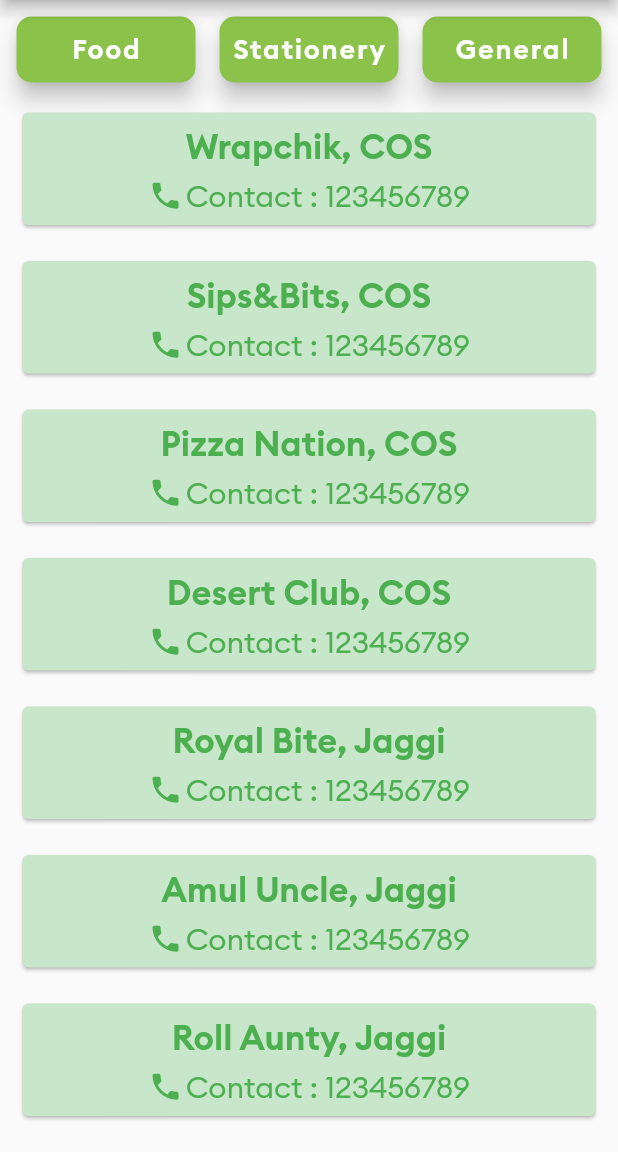
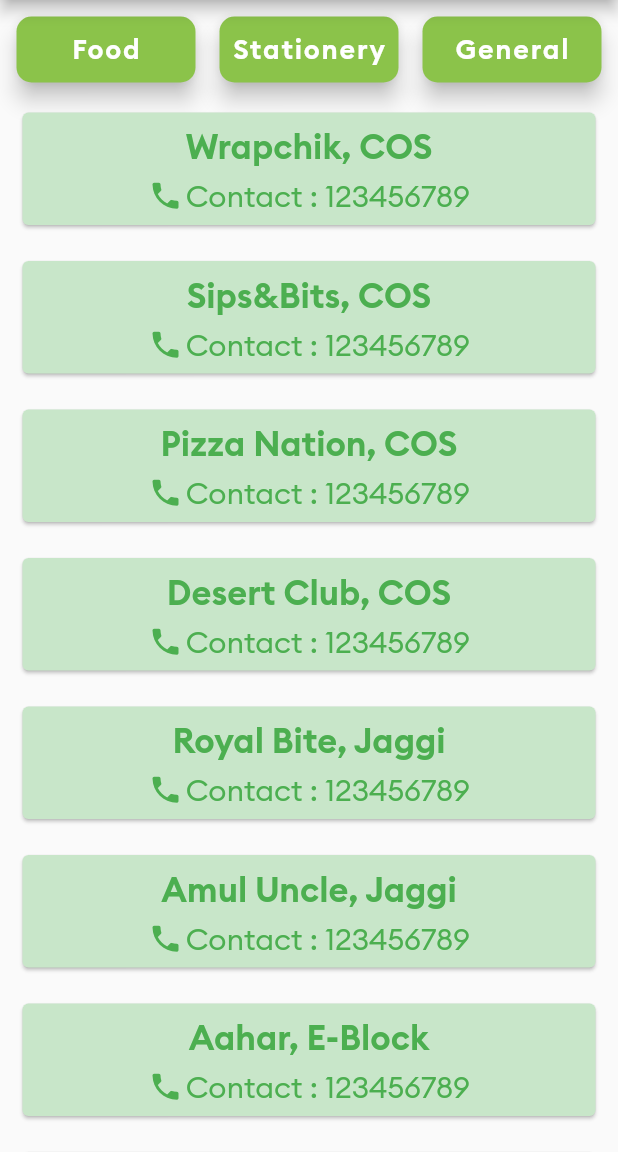
Before and after one commit to deepankarvarma/College--Saathi, a Flutter app: the Food screen opened directly, on a phone screen of 412 x 824 dp, the part 84-1236 px from its top. Run offline on Flutter 3.47's test engine with Material 2 defaults, Android fonts, the phone set to English and light mode, and no system bars; our stand-ins replace flutter_image_slideshow.

Commit message:
Add files via upload

```diff
--- a/lib/screens/v_food.dart
+++ b/lib/screens/v_food.dart
@@ -1,7 +1,8 @@
 import 'package:college_saathi/screens/imp_contact.dart';
+import 'package:college_saathi/screens/v_sta.dart';
 import 'package:flutter/material.dart';
-// import 'package:college_saathi/screens/v_gen.dart';
-// import 'package:college_saathi/screens/v_sta.dart';
+import 'package:college_saathi/screens/v_gen.dart';
+import 'package:college_saathi/screens/v_sta.dart';
 
 class Food extends StatelessWidget {
   const Food({Key? key}) : super(key: key);
@@ -45,7 +46,7 @@ class Food extends StatelessWidget {
                       width: 125.0,
                       child: FloatingActionButton(
                         backgroundColor:Colors.lightGreen,
-                        onPressed: () {Navigator.push(context,MaterialPageRoute(builder: (context) =>const Imp_Contact()));},
+                        onPressed: () {Navigator.push(context,MaterialPageRoute(builder: (context) =>const Stationary()));},
                         shape: RoundedRectangleBorder(borderRadius: BorderRadius.circular(10)),
                         child:const Text(
                           'Stationery',
@@ -61,7 +62,7 @@ class Food extends StatelessWidget {
                       width: 125.0,
                       child:FloatingActionButton(
                         backgroundColor:Colors.lightGreen,
-                        onPressed: () {Navigator.push(context,MaterialPageRoute(builder: (context) => const Imp_Contact()));},
+                        onPressed: () {Navigator.push(context,MaterialPageRoute(builder: (context) => const General()));},
                         shape: RoundedRectangleBorder(borderRadius: BorderRadius.circular(10)),
                         child:const Text(
                           'General',
@@ -72,7 +73,6 @@ class Food extends StatelessWidget {
                  ),
                ],
               ),
-
 
             Column(
               children:  <Widget>[
@@ -310,6 +310,42 @@ class Food extends StatelessWidget {
                             const Padding(
                               padding: EdgeInsets.fromLTRB(6, 8, 6, 4),
                               child: Text(
+                                'Aahar, E-Block',
+                                style: TextStyle(fontFamily: 'Brand-Bold',fontSize: 23.0,color: Colors.green),
+                                ),
+                            ),
+                            const SizedBox(height: 2,),
+                            Row(
+                              mainAxisAlignment: MainAxisAlignment.center,
+                              children:const <Widget> [
+                                    Icon(Icons.phone ,color: Colors.green,size: 23.0,),
+                                    SizedBox(width: 2.0,),
+                              Text(
+                                'Contact :',
+                                style: TextStyle(fontFamily: 'Brand-Regular',fontSize: 20.0,color: Colors.green),
+                              ),
+                              Text(
+                                ' 123456789',
+                                style: TextStyle(fontFamily: 'Brand-Regular',fontSize: 20.0,color: Colors.green),
+                              ),
+                            ],
+                            ),
+                          ],
+                        ),
+                      ),
+                    ),
+                ),  Padding(
+                    padding:const EdgeInsets.all(8),
+                    child: Card(
+                      color: Colors.green[100],
+                      child: SizedBox(
+                        height: 75,
+                        width:400,
+                        child:Column(
+                          children: <Widget> [
+                            const Padding(
+                              padding: EdgeInsets.fromLTRB(6, 8, 6, 4),
+                              child: Text(
                                 'Roll Aunty, Jaggi',
                                 style: TextStyle(fontFamily: 'Brand-Bold',fontSize: 23.0,color: Colors.green),
                                 ),
@@ -337,10 +373,9 @@ class Food extends StatelessWidget {
                 ),
               ],
             ),
-
-        ],
+          ],
+        ),
       ),
-                ),
     );
   }
 }
```
Also changed, not shown: lib/screens/v_sta.dart (added, +160 -0 lines).
